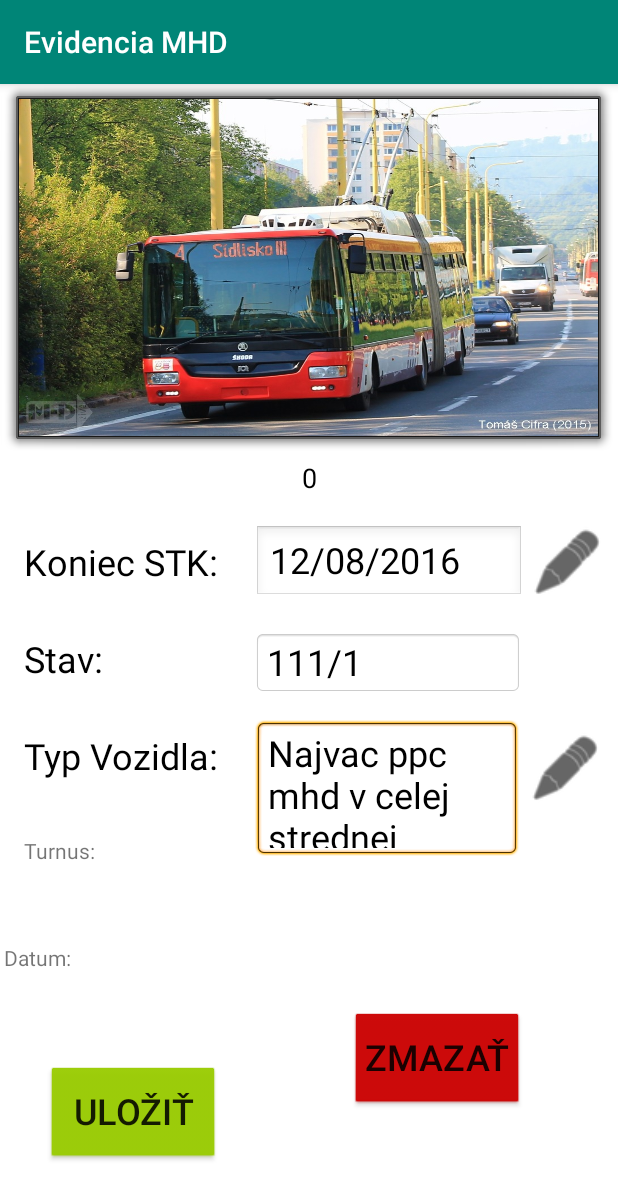
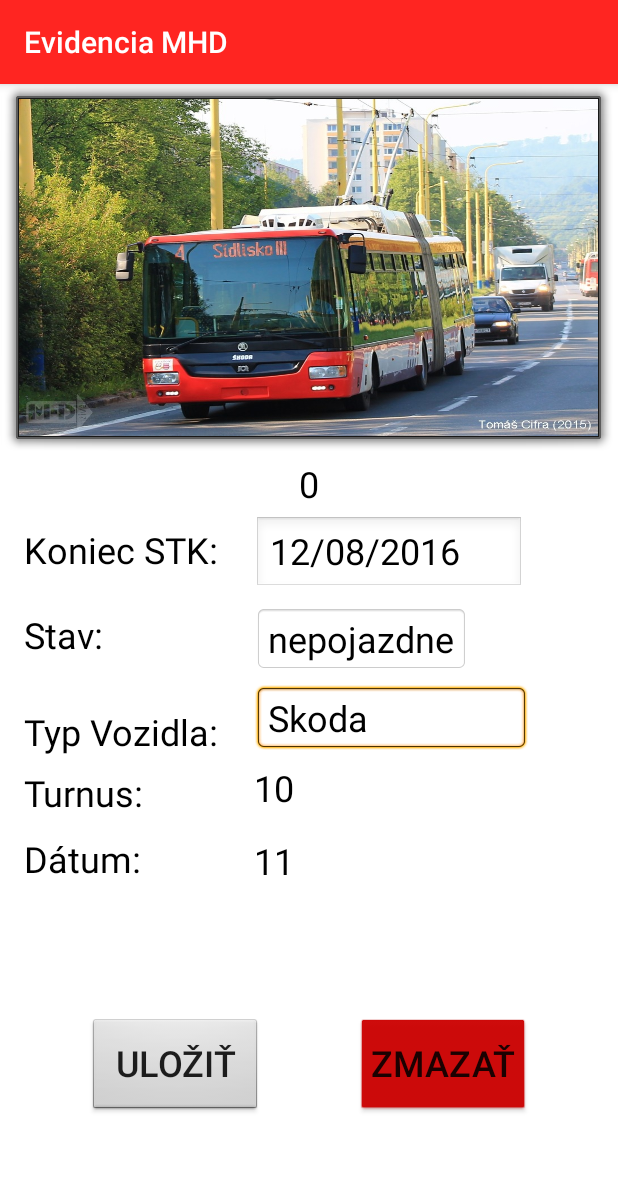
Before and after one commit to wittnerik/EvidenciaMHDapp, an Android app: the InformacieOVozidle screen opened directly, with no data from a screen before it, on a phone screen of 412 x 824 dp. Shown: the top 1199 px of the screen. Run offline under Robolectric (Android 15) with nearby library versions, the phone set to English and light mode, and no system bars; our stand-ins replace Firebase (no records; nobody signed in at launch, a user with empty details on screens opened directly); 1 statement that could not run was skipped.

Commit message:
Design changes

```diff
--- a/app/src/main/res/layout/informacie_o_vozidle.xml
+++ b/app/src/main/res/layout/informacie_o_vozidle.xml
@@ -9,25 +9,25 @@
 
     <TextView
         android:id="@+id/datum"
-        android:layout_width="217dp"
-        android:layout_height="27dp"
-        android:layout_marginStart="28dp"
-        android:layout_marginTop="8dp"
-        android:layout_marginEnd="64dp"
-        android:layout_marginBottom="34dp"
-        app:layout_constraintBottom_toTopOf="@+id/button"
-        app:layout_constraintEnd_toEndOf="parent"
-        app:layout_constraintHorizontal_bias="0.0"
-        app:layout_constraintStart_toEndOf="@+id/daatum"
+        android:layout_width="183dp"
+        android:layout_height="wrap_content"
+        android:layout_marginStart="24dp"
+        android:layout_marginTop="16dp"
+        android:text="11"
+        android:textColor="@android:color/black"
+        android:textSize="24sp"
+        app:layout_constraintStart_toEndOf="@+id/textView4"
         app:layout_constraintTop_toBottomOf="@+id/turnus" />
 
     <TextView
         android:id="@+id/a"
         android:layout_width="86dp"
-        android:layout_height="51dp"
+        android:layout_height="wrap_content"
         android:layout_marginStart="16dp"
-        android:layout_marginTop="37dp"
+        android:layout_marginTop="8dp"
         android:text="Turnus:"
+        android:textColor="@android:color/black"
+        android:textSize="24sp"
         app:layout_constraintStart_toStartOf="parent"
         app:layout_constraintTop_toBottomOf="@+id/textView3" />
 
@@ -40,7 +40,7 @@
         android:text="TextView"
         android:textAlignment="center"
         android:textColor="@android:color/black"
-        android:textSize="18sp"
+        android:textSize="24sp"
         app:layout_constraintEnd_toEndOf="parent"
         app:layout_constraintStart_toStartOf="parent"
         app:layout_constraintTop_toBottomOf="@+id/MHD" />
@@ -60,12 +60,12 @@
 
     <EditText
         android:id="@+id/typ"
-        android:layout_width="177dp"
-        android:layout_height="92dp"
+        android:layout_width="183dp"
+        android:layout_height="wrap_content"
         android:layout_marginStart="24dp"
-        android:layout_marginTop="16dp"
+        android:layout_marginTop="8dp"
         android:background="@android:drawable/editbox_background"
-        android:text="Najvac ppc mhd v celej strednej europe"
+        android:text="Skoda"
         android:textColor="@android:color/black"
         android:textSize="24sp"
         app:layout_constraintStart_toEndOf="@+id/textView4"
@@ -75,40 +75,42 @@
         android:id="@+id/button"
         android:layout_width="113dp"
         android:layout_height="63dp"
-        android:layout_marginStart="32dp"
-        android:layout_marginTop="140dp"
+        android:layout_marginStart="60dp"
+        android:layout_marginTop="16dp"
+        android:layout_marginBottom="8dp"
         android:background="@android:drawable/btn_default_small"
-        android:backgroundTint="@android:color/holo_green_light"
+        android:backgroundTint="@android:color/white"
+        android:backgroundTintMode="multiply"
         android:gravity="center_vertical|center_horizontal"
         android:text="Uložiť"
         android:textSize="24sp"
+        app:layout_constraintBottom_toBottomOf="parent"
         app:layout_constraintStart_toStartOf="parent"
-        app:layout_constraintTop_toBottomOf="@+id/typ" />
+        app:layout_constraintTop_toBottomOf="@+id/datum" />
 
     <Button
         android:id="@+id/buttonDelete"
         android:layout_width="113dp"
         android:layout_height="63dp"
-        android:layout_marginStart="89dp"
-        android:layout_marginTop="104dp"
 
-        android:layout_marginEnd="88dp"
+        android:layout_marginTop="16dp"
+        android:layout_marginEnd="60dp"
+        android:layout_marginBottom="8dp"
         android:background="@android:drawable/btn_default_small"
         android:backgroundTint="@android:color/holo_red_dark"
         android:gravity="center_vertical|center_horizontal"
         android:text="Zmazať"
         android:textSize="24sp"
+        app:layout_constraintBottom_toBottomOf="parent"
         app:layout_constraintEnd_toEndOf="parent"
-        app:layout_constraintHorizontal_bias="0.0"
-        app:layout_constraintStart_toEndOf="@+id/button"
-        app:layout_constraintTop_toBottomOf="@+id/typ" />
+        app:layout_constraintTop_toBottomOf="@+id/datum" />
 
     <EditText
         android:id="@+id/stk"
         android:layout_width="180dp"
         android:layout_height="51dp"
         android:layout_marginStart="24dp"
-        android:layout_marginTop="16dp"
+        android:layout_marginTop="10dp"
         android:background="@android:drawable/edit_text"
         android:text="12/08/2016"
         android:textColor="@android:color/black"
@@ -118,18 +120,14 @@
 
     <EditText
         android:id="@+id/stav"
-        android:layout_width="180dp"
-        android:layout_height="43dp"
+        android:layout_width="wrap_content"
+        android:layout_height="wrap_content"
         android:layout_marginStart="24dp"
-        android:layout_marginTop="16dp"
-        android:layout_marginEnd="64dp"
-        android:layout_marginBottom="16dp"
+        android:layout_marginTop="8dp"
         android:background="@android:drawable/editbox_background"
-        android:text="111/1"
+        android:text="nepojazdne"
         android:textColor="@android:color/black"
         android:textSize="24sp"
-        app:layout_constraintBottom_toTopOf="@+id/typ"
-        app:layout_constraintEnd_toEndOf="parent"
         app:layout_constraintStart_toEndOf="@+id/textView4"
         app:layout_constraintTop_toBottomOf="@+id/stk" />
 
@@ -150,7 +148,7 @@
         android:layout_width="wrap_content"
         android:layout_height="wrap_content"
         android:layout_marginStart="16dp"
-        android:layout_marginTop="24dp"
+        android:layout_marginTop="16dp"
         android:text="Koniec STK:"
         android:textColor="@android:color/black"
         android:textSize="24sp"
@@ -162,7 +160,7 @@
         android:layout_width="wrap_content"
         android:layout_height="wrap_content"
         android:layout_marginStart="16dp"
-        android:layout_marginTop="32dp"
+        android:layout_marginTop="24dp"
         android:text="Stav:"
         android:textColor="@android:color/black"
         android:textSize="24sp"
@@ -170,56 +168,27 @@
         app:layout_constraintTop_toBottomOf="@+id/textView4" />
 
     <TextView
-        android:id="@+id/pencil"
-        android:layout_width="50dp"
-        android:layout_height="50dp"
-        android:layout_marginStart="4dp"
-        android:layout_marginTop="24dp"
-        android:layout_marginEnd="9dp"
-        android:background="@android:drawable/ic_menu_edit"
-        android:backgroundTint="@android:color/background_dark"
-        app:layout_constraintEnd_toEndOf="parent"
-        app:layout_constraintStart_toEndOf="@+id/typ"
-        app:layout_constraintTop_toBottomOf="@+id/stav" />
-
-    <TextView
-        android:id="@+id/pencil2"
-        android:layout_width="50dp"
-        android:layout_height="50dp"
-        android:layout_marginStart="4dp"
-        android:layout_marginTop="16dp"
-        android:layout_marginEnd="9dp"
-        android:background="@android:drawable/ic_menu_edit"
-        android:backgroundTint="@android:color/background_dark"
-        app:layout_constraintEnd_toEndOf="parent"
-        app:layout_constraintStart_toEndOf="@+id/stk"
-        app:layout_constraintTop_toBottomOf="@+id/ecv" />
-
-    <TextView
         android:id="@+id/daatum"
         android:layout_width="86dp"
-        android:layout_height="51dp"
+        android:layout_height="wrap_content"
         android:layout_marginStart="16dp"
-        android:layout_marginTop="20dp"
-        android:layout_marginEnd="28dp"
-        android:layout_marginBottom="31dp"
-        android:text="Datum:"
-        app:layout_constraintBottom_toTopOf="@+id/button"
-        app:layout_constraintEnd_toStartOf="@+id/datum"
+        android:layout_marginTop="11dp"
+        android:text="Dátum:"
+        android:textColor="@android:color/black"
+        android:textSize="24sp"
         app:layout_constraintStart_toStartOf="parent"
         app:layout_constraintTop_toBottomOf="@+id/a" />
 
     <TextView
         android:id="@+id/turnus"
-        android:layout_width="217dp"
-        android:layout_height="27dp"
-        android:layout_marginStart="33dp"
+        android:layout_width="183dp"
+        android:layout_height="wrap_content"
+        android:layout_marginStart="24dp"
         android:layout_marginTop="8dp"
-        android:layout_marginEnd="59dp"
-        android:layout_marginBottom="8dp"
-        app:layout_constraintBottom_toTopOf="@+id/buttonDelete"
-        app:layout_constraintEnd_toEndOf="parent"
-        app:layout_constraintStart_toEndOf="@+id/a"
+        android:text="10"
+        android:textColor="@android:color/black"
+        android:textSize="24sp"
+        app:layout_constraintStart_toEndOf="@+id/textView4"
         app:layout_constraintTop_toBottomOf="@+id/typ" />
 
 </android.support.constraint.ConstraintLayout>
--- a/app/src/main/res/values/colors.xml
+++ b/app/src/main/res/values/colors.xml
@@ -1,6 +1,6 @@
 <?xml version="1.0" encoding="utf-8"?>
 <resources>
-    <color name="colorPrimary">#008577</color>
-    <color name="colorPrimaryDark">#00574B</color>
+    <color name="colorPrimary">#ff2521</color>
+    <color name="colorPrimaryDark">#ba0900</color>
     <color name="colorAccent">#D81B60</color>
 </resources>
```
